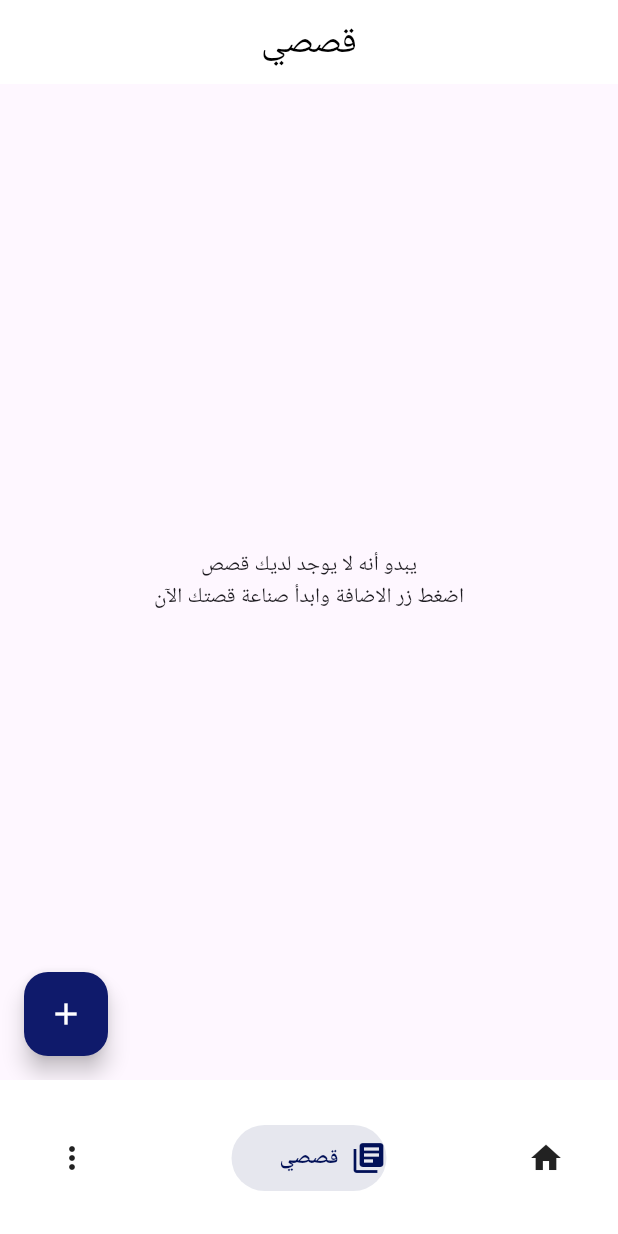
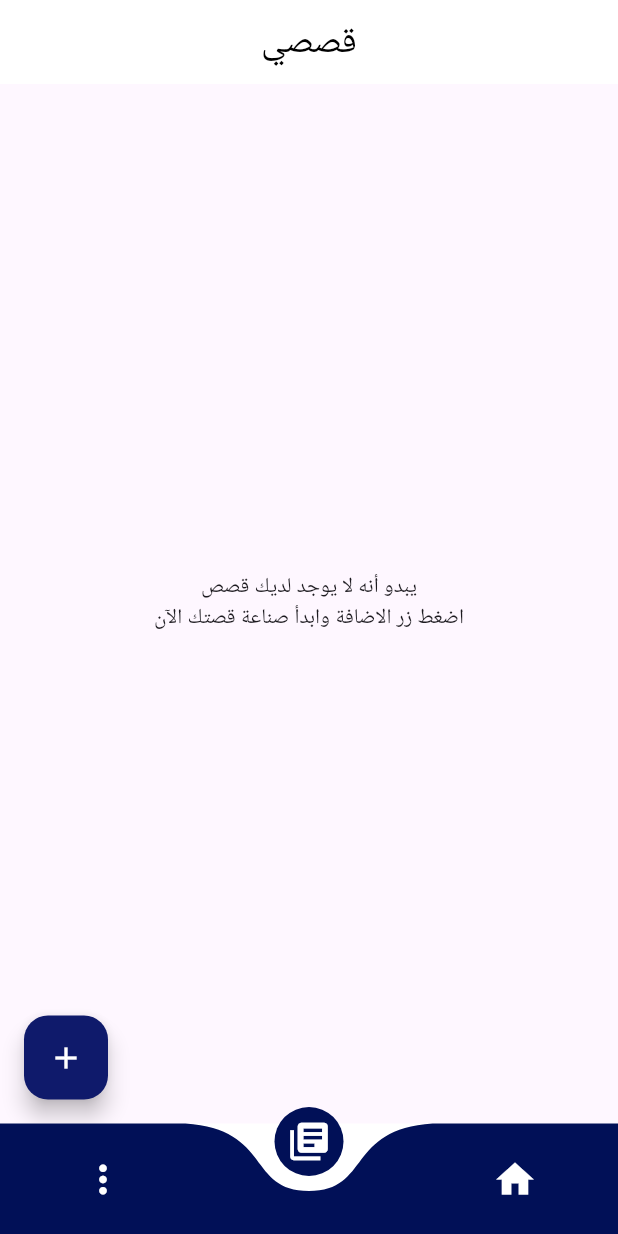
Before and after one commit to Lujain-M02/2023-GP1-6, a Flutter app: the MainPage screen opened directly, item 2 of the bottom bar chosen, on a phone screen of 412 x 824 dp. Run offline on Flutter 3.47's test engine with Material 3 defaults, Android fonts, the phone set to English and light mode, and no system bars; drawn by our look-alikes of curved_navigation_bar, salomon_bottom_bar; our stand-ins replace animate_do, animated_text_kit, cloud_firestore, firebase_auth, firebase_core, font_awesome_flutter and 3 more; accounts and stored records are empty; Roboto replaces fonts that are missing (Vazirmatn).

Commit message:
تغيير النافيقيشن بار

```diff
--- a/your_story/lib/pages/MainPage.dart
+++ b/your_story/lib/pages/MainPage.dart
@@ -1,8 +1,10 @@
+import 'package:curved_navigation_bar/curved_navigation_bar.dart';
 import 'package:flutter/material.dart';
 import 'package:salomon_bottom_bar/salomon_bottom_bar.dart';
 import 'package:your_story/pages/create_story_pages/create_story.dart';
 import 'package:your_story/pages/More_Page/more_page.dart';
 import 'package:your_story/pages/MyStories_Page/my_stories_page.dart';
+import 'package:your_story/style.dart';
 
 class MainPage extends StatefulWidget {
   const MainPage({Key? key}) : super(key: key);
@@ -24,35 +26,56 @@ class _MainPage extends State<MainPage> {
     return Directionality(textDirection: TextDirection.rtl, child: Scaffold(
 
       body: _buildBody(_currentIndex),
-      bottomNavigationBar: SalomonBottomBar(
+       bottomNavigationBar: CurvedNavigationBar(
         backgroundColor: Colors.white,
-        currentIndex: _currentIndex,
-        margin: const EdgeInsets.symmetric(vertical: 30, horizontal: 20),
+        index: _currentIndex,
         onTap: (index) {
           setState(() {
             _currentIndex = index;
           });
         },
-        items: [
-          SalomonBottomBarItem(
-            icon: const Icon(Icons.home),
-            title: const Text("القصص المنشورة"),
-            selectedColor: const Color.fromARGB(255, 1, 16, 87),
-          ),
-          SalomonBottomBarItem(
-            icon: const Icon(Icons.library_books),
-            title: const Text("قصصي"),
-            selectedColor: const Color.fromARGB(255, 1, 16, 87),
-          ),
-          SalomonBottomBarItem(
-            icon: const Icon(Icons.more_vert_sharp),
-            title: const Text("المزيد"),
-            selectedColor: const Color.fromARGB(255, 1, 16, 87),
-          ),
+        items: const <Widget>[
+          Icon(Icons.home, size: 30,color: Colors.white),
+          Icon(Icons.library_books, size: 30,color: Colors.white),
+          Icon(Icons.more_vert_sharp, size: 30 , color: Colors.white,),
         ],
+        color:  YourStoryStyle.primarycolor,
+        buttonBackgroundColor:YourStoryStyle.primarycolor,
+        // You can customize the appearance more if needed
       ),
-    )
-  );
+    ));
+  }
+
+
+        //SalomonBottomBar(
+      //   backgroundColor: Colors.white,
+      //   currentIndex: _currentIndex,
+      //   margin: const EdgeInsets.symmetric(vertical: 30, horizontal: 20),
+      //   onTap: (index) {
+      //     setState(() {
+      //       _currentIndex = index;
+      //     });
+      //   },
+      //   items: [
+      //     SalomonBottomBarItem(
+      //       icon: const Icon(Icons.home),
+      //       title: const Text("القصص المنشورة"),
+      //       selectedColor: const Color.fromARGB(255, 1, 16, 87),
+      //     ),
+      //     SalomonBottomBarItem(
+      //       icon: const Icon(Icons.library_books),
+      //       title: const Text("قصصي"),
+      //       selectedColor: const Color.fromARGB(255, 1, 16, 87),
+      //     ),
+      //     SalomonBottomBarItem(
+      //       icon: const Icon(Icons.more_vert_sharp),
+      //       title: const Text("المزيد"),
+      //       selectedColor: const Color.fromARGB(255, 1, 16, 87),
+      //     ),
+      //   ],
+      // ),
+
+
   }
 
   Widget _buildBody(int currentIndex) {
@@ -67,7 +90,7 @@ class _MainPage extends State<MainPage> {
         }
     return Container();
   }
-}
+
 
 class StoriesPage extends StatelessWidget {
   const StoriesPage({super.key});
--- a/your_story/pubspec.yaml
+++ b/your_story/pubspec.yaml
@@ -47,6 +47,7 @@ dependencies:
   cloud_firestore: ^4.12.1
   firebase_storage: ^11.4.0
   google_fonts: ^6.1.0
+  curved_navigation_bar: ^1.0.3
 
 
 dev_dependencies:
```
Also changed, not shown: your_story/pubspec.lock.
